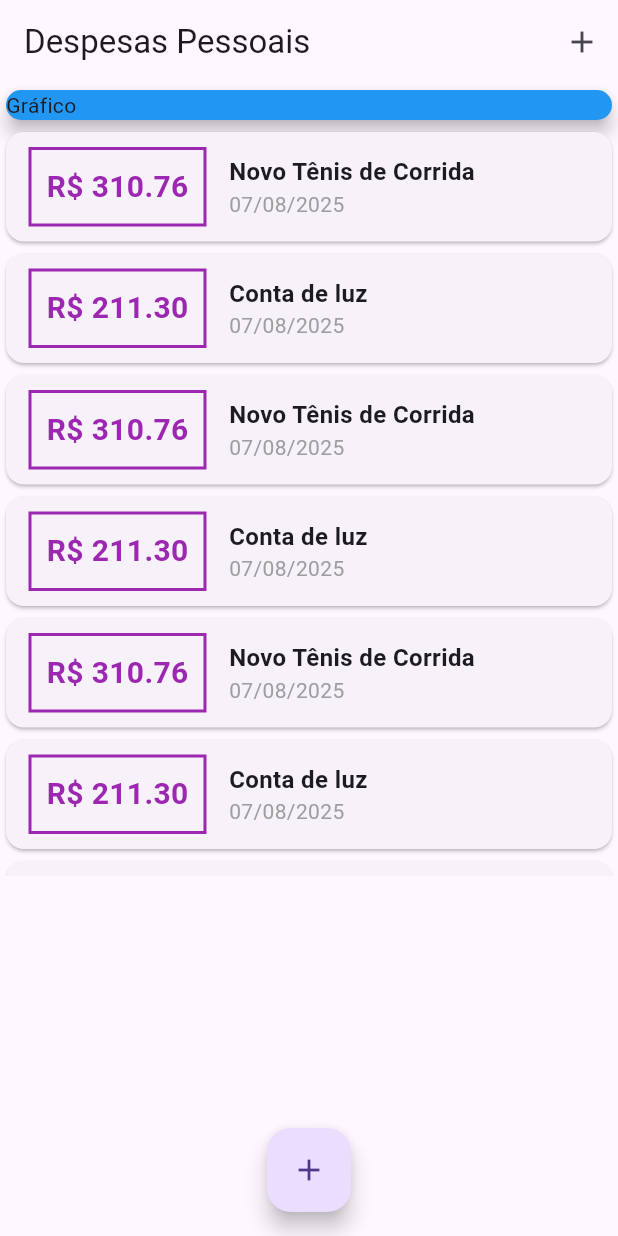
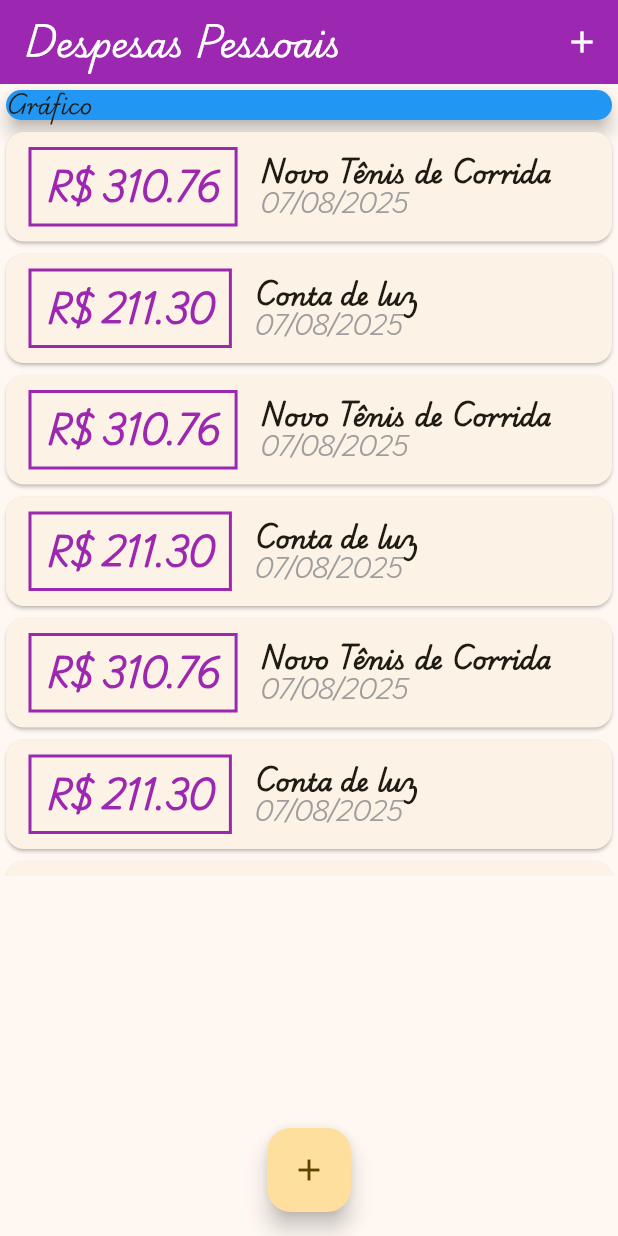
Before and after one commit to wagnerchimenez/expenses, a Flutter app: the screen it shows after launch, on a phone screen of 412 x 824 dp. Run offline on Flutter 3.47's test engine with Material 3 defaults, Android fonts, the phone set to English and light mode, and no system bars.

Commit message:
feat: Adicionando font para aplicacao

```diff
--- a/projects/expenses/lib/components/transaction_list.dart
+++ b/projects/expenses/lib/components/transaction_list.dart
@@ -5,7 +5,7 @@ import 'package:intl/intl.dart';
 class TransactionList extends StatelessWidget {
   final List<Transaction> transactions;
 
-  TransactionList(this.transactions);
+  const TransactionList({super.key, required this.transactions});
 
   @override
   Widget build(BuildContext context) {
@@ -22,7 +22,10 @@ class TransactionList extends StatelessWidget {
                 Container(
                   margin: EdgeInsets.symmetric(horizontal: 15, vertical: 10),
                   decoration: BoxDecoration(
-                    border: Border.all(color: Colors.purple, width: 2),
+                    border: Border.all(
+                      color: Theme.of(context).colorScheme.primary,
+                      width: 2,
+                    ),
                   ),
                   padding: EdgeInsets.all(10),
                   child: Text(
@@ -30,7 +33,7 @@ class TransactionList extends StatelessWidget {
                     style: TextStyle(
                       fontWeight: FontWeight.bold,
                       fontSize: 20,
-                      color: Colors.purple,
+                      color: Theme.of(context).colorScheme.primary,
                     ),
                   ),
                 ),
--- a/projects/expenses/lib/main.dart
+++ b/projects/expenses/lib/main.dart
@@ -8,11 +8,26 @@ import 'package:flutter/material.dart';
 void main() => runApp(ExpensesApp());
 
 class ExpensesApp extends StatelessWidget {
-  const ExpensesApp({super.key});
+  ExpensesApp({super.key});
+  final ThemeData theme = ThemeData();
 
   @override
   Widget build(BuildContext context) {
-    return MaterialApp(home: MyHomePage());
+    return MaterialApp(
+      home: MyHomePage(),
+      theme: ThemeData(
+        appBarTheme: AppBarTheme(
+          backgroundColor: Colors.purple,
+          foregroundColor: Colors.white,
+        ),
+        colorScheme: ColorScheme.fromSeed(
+          seedColor: Colors.amber,
+          primary: Colors.purple,
+          secondary: Colors.amber,
+        ),
+        fontFamily: 'Playwrite',
+      ),
+    );
   }
 }
 
@@ -173,7 +188,7 @@ class _MyHomePageState extends State<MyHomePage> {
                 child: Text('Gráfico'),
               ),
             ),
-            TransactionList(_transactions),
+            TransactionList(transactions: _transactions),
           ],
         ),
       ),
```
Also changed, not shown: projects/expenses/pubspec.yaml (+4 -6 lines), projects/expenses/assets/fonts/PlaywriteAUQLD-ExtraLight.ttf (added), projects/expenses/assets/fonts/PlaywriteAUQLD-Light.ttf (added), projects/expenses/assets/fonts/PlaywriteAUQLD-Regular.ttf (added), projects/expenses/assets/fonts/PlaywriteAUQLD-Thin.ttf (added), 2 other files.
